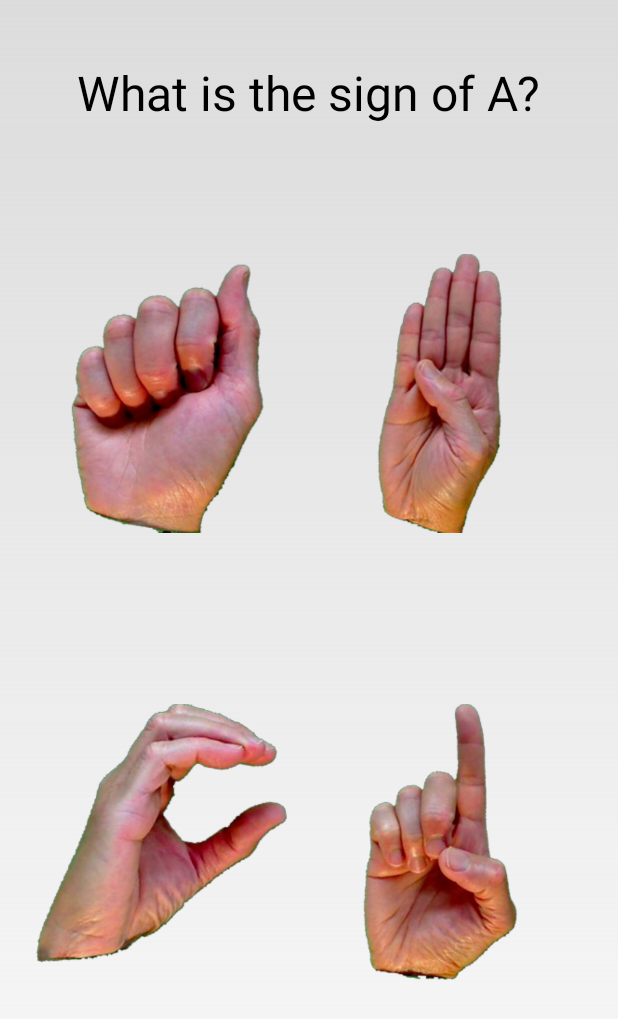
After one commit to 01Ahmed/Deaf_n_Dumb, an Android app: the AlphabetTestActivity screen opened directly, with no data from a screen before it, on a phone screen of 412 x 824 dp. The commit adds this screen. Shown: the top 1019 px of the screen. Run offline under Robolectric (Android 15) with nearby library versions, the phone set to English and light mode, and no system bars.

Commit message:
Alphabet Tests

```diff
--- a/app/src/main/AndroidManifest.xml
+++ b/app/src/main/AndroidManifest.xml
@@ -9,9 +9,9 @@
         android:roundIcon="@mipmap/ic_launcher_round"
         android:supportsRtl="true"
         android:theme="@style/Theme.AppCompat.DayNight.NoActionBar">
-        <activity android:name=".MainActivity"></activity>
-        <activity android:name=".Main32Activity" />
-        <activity android:name=".Main31Activity" />
+        <activity android:name=".MainActivity"/>
+        <activity android:name=".NumberTestActivity" />
+        <activity android:name=".AlphabetTestActivity" />
         <activity android:name=".Main22Activity" />
         <activity android:name=".Main21Activity" />
         <activity android:name=".Main3Activity" />
--- /dev/null
+++ b/app/src/main/java/com/example/deafndumb/AlphabetTestActivity.java
@@ -0,0 +1,85 @@
+package com.example.deafndumb;
+
+import androidx.appcompat.app.AppCompatActivity;
+import androidx.viewpager.widget.ViewPager;
+
+import android.content.Context;
+import android.os.Bundle;
+
+import java.util.ArrayList;
+import java.util.List;
+
+public class AlphabetTestActivity extends AppCompatActivity {
+    private static final String TAG = "AlphabetTestActivity";
+    private Context context = AlphabetTestActivity.this;
+
+    private ViewPager view_pager;
+    private QuestionsAdapter adapter;
+    private List<QuestionModel> questions;
+
+    @Override
+    protected void onCreate(Bundle savedInstanceState) {
+        super.onCreate(savedInstanceState);
+        setContentView(R.layout.activity_alphabet_test);
+
+        questions = new ArrayList<>();
+        view_pager = findViewById(R.id.view_pager);
+        init();
+
+    }
+
+    private void init() {
+        QuestionModel question1 = new QuestionModel();
+
+        question1.setQuestion("What is the sign of A?");
+        question1.setPic1(R.drawable.a);
+        question1.setPic2(R.drawable.b);
+        question1.setPic3(R.drawable.c);
+        question1.setPic4(R.drawable.d);
+
+        questions.add(question1);
+
+        QuestionModel question2 = new QuestionModel();
+
+        question2.setQuestion("What is the sign of B?");
+        question2.setPic1(R.drawable.c);
+        question2.setPic2(R.drawable.b);
+        question2.setPic3(R.drawable.e);
+        question2.setPic4(R.drawable.z);
+
+        questions.add(question2);
+
+        QuestionModel question3 = new QuestionModel();
+
+        question3.setQuestion("What is the sign of D?");
+        question3.setPic1(R.drawable.f);
+        question3.setPic2(R.drawable.b);
+        question3.setPic3(R.drawable.w);
+        question3.setPic4(R.drawable.d);
+
+        questions.add(question3);
+
+        QuestionModel question4 = new QuestionModel();
+
+        question4.setQuestion("What is the sign of F?");
+        question4.setPic1(R.drawable.a);
+        question4.setPic2(R.drawable.b);
+        question4.setPic3(R.drawable.f);
+        question4.setPic4(R.drawable.d);
+
+        questions.add(question4);
+
+        QuestionModel question5 = new QuestionModel();
+
+        question5.setQuestion("What is the sign of S?");
+        question5.setPic1(R.drawable.a);
+        question5.setPic2(R.drawable.s);
+        question5.setPic3(R.drawable.c);
+        question5.setPic4(R.drawable.d);
+
+        questions.add(question5);
+
+        adapter = new QuestionsAdapter(context, questions);
+        view_pager.setAdapter(adapter);
+    }
+}
--- a/app/src/main/java/com/example/deafndumb/Main31Activity.java
+++ /dev/null
@@ -1,14 +0,0 @@
-package com.example.deafndumb;
-
-import androidx.appcompat.app.AppCompatActivity;
-
-import android.os.Bundle;
-
-public class Main31Activity extends AppCompatActivity {
-    @Override
-    protected void onCreate(Bundle savedInstanceState) {
-        super.onCreate(savedInstanceState);
-        setContentView(R.layout.activity_main31);
-
-    }
-}
--- a/app/src/main/java/com/example/deafndumb/Main3Activity.java
+++ b/app/src/main/java/com/example/deafndumb/Main3Activity.java
@@ -22,7 +22,7 @@ public class Main3Activity extends AppCompatActivity {
 
             @Override
             public void onClick(View view) {
-                Intent intent = new Intent(Main3Activity.this,Main31Activity.class);
+                Intent intent = new Intent(Main3Activity.this, AlphabetTestActivity.class);
                 Main3Activity.this.startActivity(intent);
             }
         });
@@ -32,7 +32,7 @@ public class Main3Activity extends AppCompatActivity {
 
             @Override
             public void onClick(View view) {
-                Intent intent = new Intent(Main3Activity.this,Main32Activity.class);
+                Intent intent = new Intent(Main3Activity.this, NumberTestActivity.class);
                 Main3Activity.this.startActivity(intent);
             }
         });
--- a/app/src/main/java/com/example/deafndumb/Main32Activity.java
+++ b/app/src/main/java/com/example/deafndumb/NumberTestActivity.java
@@ -6,7 +6,7 @@ import androidx.viewpager.widget.ViewPager;
 
 import android.os.Bundle;
 
-public class Main32Activity extends AppCompatActivity {
+public class NumberTestActivity extends AppCompatActivity {
 
     private ViewPager pager;
     private PagerAdapter pagerAdapter;
@@ -14,6 +14,6 @@ public class Main32Activity extends AppCompatActivity {
     @Override
     protected void onCreate(Bundle savedInstanceState) {
         super.onCreate(savedInstanceState);
-        setContentView(R.layout.activity_main31);
+        setContentView(R.layout.activity_alphabet_test);
     }
 }
--- /dev/null
+++ b/app/src/main/java/com/example/deafndumb/QuestionModel.java
@@ -0,0 +1,62 @@
+package com.example.deafndumb;
+
+public class QuestionModel {
+    String question;
+    int pic1;
+    int pic2;
+    int pic3;
+    int pic4;
+    String correct_ans;
+
+    public QuestionModel(){
+
+    }
+
+    public String getQuestion() {
+        return question;
+    }
+
+    public void setQuestion(String question) {
+        this.question = question;
+    }
+
+    public int getPic1() {
+        return pic1;
+    }
+
+    public void setPic1(int pic1) {
+        this.pic1 = pic1;
+    }
+
+    public int getPic2() {
+        return pic2;
+    }
+
+    public void setPic2(int pic2) {
+        this.pic2 = pic2;
+    }
+
+    public int getPic3() {
+        return pic3;
+    }
+
+    public void setPic3(int pic3) {
+        this.pic3 = pic3;
+    }
+
+    public int getPic4() {
+        return pic4;
+    }
+
+    public void setPic4(int pic4) {
+        this.pic4 = pic4;
+    }
+
+    public String getCorrect_ans() {
+        return correct_ans;
+    }
+
+    public void setCorrect_ans(String correct_ans) {
+        this.correct_ans = correct_ans;
+    }
+}
--- /dev/null
+++ b/app/src/main/java/com/example/deafndumb/QuestionsAdapter.java
@@ -0,0 +1,78 @@
+package com.example.deafndumb;
+
+import android.content.Context;
+import android.view.LayoutInflater;
+import android.view.View;
+import android.view.ViewGroup;
+import android.widget.ImageView;
+import android.widget.RelativeLayout;
+import android.widget.ScrollView;
+import android.widget.TextView;
+
+import java.util.List;
+
+import androidx.annotation.NonNull;
+import androidx.recyclerview.widget.RecyclerView;
+import androidx.viewpager.widget.PagerAdapter;
+
+public class QuestionsAdapter extends PagerAdapter {
+
+    private Context context;
+    private List<QuestionModel> questions;
+    private LayoutInflater layoutInflater;
+
+    public QuestionsAdapter(Context context, List<QuestionModel> questions) {
+        this.context = context;
+        this.questions = questions;
+    }
+
+    @Override
+    public int getCount() {
+        return questions.size();
+    }
+
+    @Override
+    public boolean isViewFromObject(@NonNull View view, @NonNull Object o) {
+        return view.equals(o);
+    }
+
+    @NonNull
+    @Override
+    public Object instantiateItem(@NonNull ViewGroup container, int position) {
+        layoutInflater = LayoutInflater.from(context);
+
+        View view = layoutInflater.inflate(R.layout.item_question, container, false);
+
+        TextView questionText = view.findViewById(R.id.question);
+        ImageView pic1 = view.findViewById(R.id.pic1);
+        ImageView pic2 = view.findViewById(R.id.pic2);
+        ImageView pic3 = view.findViewById(R.id.pic3);
+        ImageView pic4 = view.findViewById(R.id.pic4);
+
+        QuestionModel question = questions.get(position);
+
+        questionText.setText(question.getQuestion());
+        pic1.setImageResource(question.getPic1());
+        pic2.setImageResource(question.getPic2());
+        pic3.setImageResource(question.getPic3());
+        pic4.setImageResource(question.getPic4());
+
+        pic1.setOnClickListener(new View.OnClickListener() {
+            @Override
+            public void onClick(View v) {
+
+            }
+        });
+
+        container.addView(view, 0);
+
+        return view;
+    }
+
+    @Override
+    public void destroyItem(@NonNull ViewGroup container, int position, @NonNull Object object) {
+
+        container.removeView((RelativeLayout) object);
+
+    }
+}
--- a/app/src/main/res/layout/activity_main31.xml
+++ b/app/src/main/res/layout/activity_alphabet_test.xml
@@ -4,16 +4,14 @@
     xmlns:tools="http://schemas.android.com/tools"
     android:layout_width="match_parent"
     android:layout_height="match_parent"
-    tools:context=".Main31Activity"
+    tools:context=".AlphabetTestActivity"
     android:orientation="vertical"
     android:gravity="center"
     android:background="@drawable/shape3">
 
-    <androidx.recyclerview.widget.RecyclerView
-        android:id="@+id/recycler_view"
+    <androidx.viewpager.widget.ViewPager
+        android:id="@+id/view_pager"
         android:layout_width="match_parent"
-        android:layout_height="wrap_content"
-        android:orientation="horizontal"
-        />
+        android:layout_height="match_parent" />
 
 </LinearLayout>
--- a/app/src/main/res/layout/activity_main32.xml
+++ b/app/src/main/res/layout/activity_number_test.xml
@@ -4,7 +4,7 @@
     xmlns:tools="http://schemas.android.com/tools"
     android:layout_width="match_parent"
     android:layout_height="match_parent"
-    tools:context=".Main32Activity"
+    tools:context=".NumberTestActivity"
     android:background="@drawable/shape3">
 
     <androidx.viewpager.widget.ViewPager
--- /dev/null
+++ b/app/src/main/res/layout/item_question.xml
@@ -0,0 +1,71 @@
+<?xml version="1.0" encoding="utf-8"?>
+<RelativeLayout xmlns:android="http://schemas.android.com/apk/res/android"
+    android:layout_width="match_parent"
+    android:layout_height="match_parent">
+
+    <TextView
+        android:id="@+id/question"
+        android:layout_width="wrap_content"
+        android:layout_height="wrap_content"
+        android:text="What is the Sign of A"
+        android:textSize="32sp"
+        android:layout_centerHorizontal="true"
+        android:textColor="#000000"
+        android:layout_marginTop="40dp"/>
+
+    <LinearLayout
+        android:layout_width="match_parent"
+        android:layout_height="wrap_content"
+        android:gravity="center"
+        android:layout_centerInParent="true"
+        android:layout_marginStart="20dp"
+        android:layout_marginEnd="20dp"
+        android:orientation="vertical">
+
+        <LinearLayout
+            android:layout_width="match_parent"
+            android:layout_height="wrap_content"
+            android:orientation="horizontal"
+            android:weightSum="2">
+
+            <ImageView
+                android:id="@+id/pic1"
+                android:layout_width="0dp"
+                android:layout_weight="1"
+                android:layout_height="wrap_content"
+                android:src="@drawable/a"/>
+
+            <ImageView
+                android:id="@+id/pic2"
+                android:layout_width="0dp"
+                android:layout_weight="1"
+                android:layout_height="wrap_content"
+                android:src="@drawable/b"/>
+
+        </LinearLayout>
+
+        <LinearLayout
+            android:layout_width="match_parent"
+            android:layout_height="wrap_content"
+            android:orientation="horizontal"
+            android:weightSum="2">
+
+            <ImageView
+                android:id="@+id/pic3"
+                android:layout_width="0dp"
+                android:layout_weight="1"
+                android:layout_height="wrap_content"
+                android:src="@drawable/a"/>
+
+            <ImageView
+                android:id="@+id/pic4"
+                android:layout_width="0dp"
+                android:layout_weight="1"
+                android:layout_height="wrap_content"
+                android:src="@drawable/b"/>
+
+        </LinearLayout>
+
+    </LinearLayout>
+
+</RelativeLayout>
```
